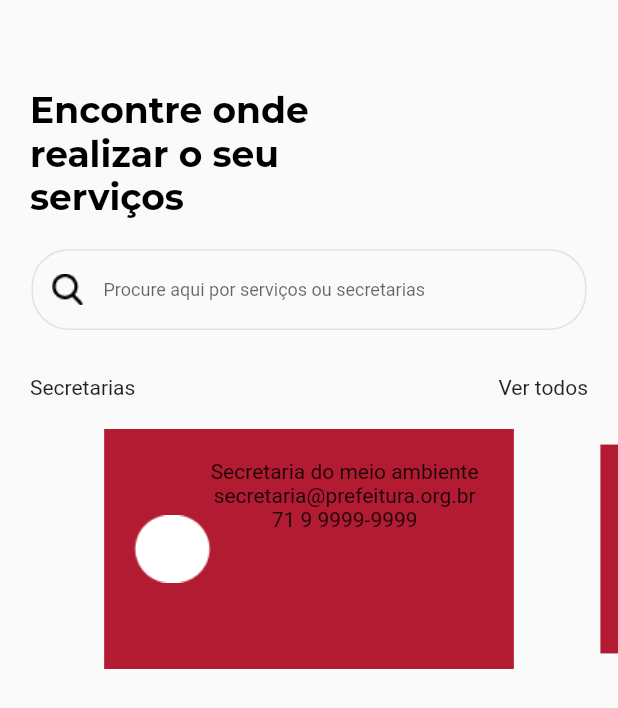
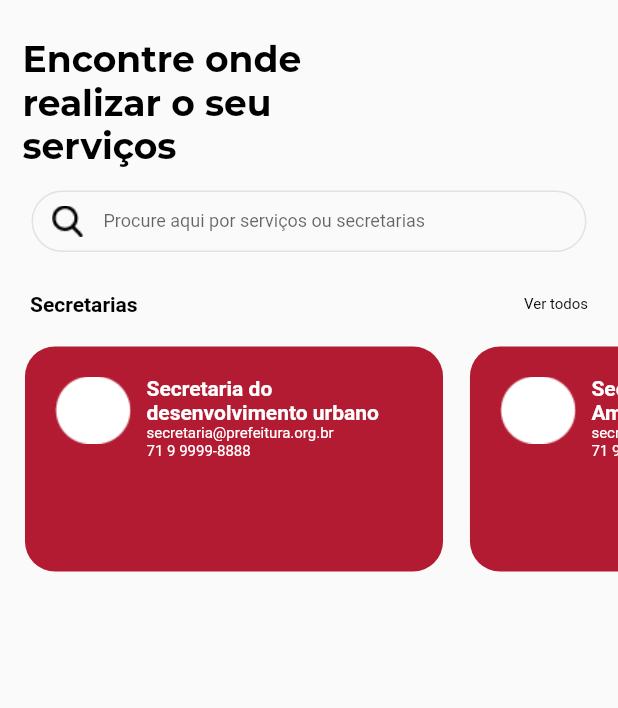
Before and after one commit to Wasgton/lauro_util, a Flutter app: the screen it shows after launch, on a phone screen of 412 x 824 dp. Shown: the top 708 px of the screen. Run offline on Flutter 3.47's test engine with Material 2 defaults, Android fonts, the light colour scheme and no system bars; drawn by our look-alikes of carousel_slider; our stand-ins replace google_fonts.

Commit message:
Fixing layout and adding carousel

```diff
--- /dev/null
+++ b/lib/assets/styles/custom_styles.dart
@@ -0,0 +1,11 @@
+import 'package:flutter/material.dart';
+import 'package:lauro_util/core/core.dart';
+
+class CustomStyles{
+
+  static BoxDecoration BoxStyle = BoxDecoration(
+    borderRadius: BorderRadius.all(Radius.circular(20)),
+    color: AppColors.boxRed,
+  );
+
+}
--- a/lib/assets/styles/custom_text_styles.dart
+++ b/lib/assets/styles/custom_text_styles.dart
@@ -9,19 +9,32 @@ class CustomTextStyles{
     fontSize: 24,
     fontWeight: FontWeight.bold,
   );
+  static TextStyle titleH1White = GoogleFonts.roboto(
+    color: AppColors.white,
+    fontSize: 14,
+    fontWeight: FontWeight.bold,
+  );
+  static TextStyle basicTextWhite = GoogleFonts.roboto(
+    color: AppColors.white,
+    fontSize: 10,
+    fontWeight: FontWeight.normal,
+  );
+  static TextStyle basicTextblack = GoogleFonts.roboto(
+    color: AppColors.black,
+    fontSize: 10,
+    fontWeight: FontWeight.normal,
+  );
 
   static TextStyle titleMontSerratH1 = GoogleFonts.montserrat(
     color: AppColors.black,
     fontSize: 24,
     fontWeight: FontWeight.bold,
   );
-
   static TextStyle titleH2 = GoogleFonts.roboto(
     color: AppColors.black,
     fontSize: 14,
     fontWeight: FontWeight.bold,
   );
-
   static TextStyle textFieldLabel = GoogleFonts.roboto(
     color: AppColors.black,
     fontSize: 12,
--- a/lib/core/core.dart
+++ b/lib/core/core.dart
@@ -1,2 +1,3 @@
 export '../assets/styles/app_colors.dart';
 export '../assets/styles/custom_text_styles.dart';
+export '../assets/styles/custom_styles.dart';
--- /dev/null
+++ b/lib/models/secretaries.dart
@@ -0,0 +1,11 @@
+import 'package:flutter/material.dart';
+
+class Secretaries{
+
+  final String? name;
+  final String? email;
+  final String? phone;
+
+  const Secretaries({Key? key, this.name, this.email, this.phone});
+
+}
--- a/lib/pages/home/widgets/appbar_widget.dart
+++ b/lib/pages/home/widgets/appbar_widget.dart
@@ -4,13 +4,13 @@ import 'package:lauro_util/core/core.dart';
 class AppBarWidget extends PreferredSize {
 
   AppBarWidget():super(
-    preferredSize: Size.fromHeight(250),
+    preferredSize: Size.fromHeight(195),
     child: Column(
       crossAxisAlignment: CrossAxisAlignment.start,
       children: [
         Container(
-            padding: EdgeInsets.all(20),
-            margin: EdgeInsets.only(top: 39),
+            padding: EdgeInsets.all(15),
+            margin: EdgeInsets.only(top: 10),
             width: 250,
             child: Text(
               'Encontre onde realizar o seu serviços ',
@@ -23,6 +23,7 @@ class AppBarWidget extends PreferredSize {
             Container(
               padding: EdgeInsets.symmetric(horizontal: 20),
               width: 410,
+              height: 41,
               child: TextField(
                 decoration: InputDecoration(
                   labelText: 'Procure aqui por serviços ou secretarias',
--- a/lib/pages/home/widgets/spotlight/card_widget.dart
+++ b/lib/pages/home/widgets/spotlight/card_widget.dart
@@ -2,7 +2,12 @@ import 'package:flutter/material.dart';
 import 'package:lauro_util/core/core.dart';
 
 class CardWidget extends StatefulWidget {
-  const CardWidget({Key? key}) : super(key: key);
+
+  final String? name;
+  final String? email;
+  final String? phone;
+
+  const CardWidget({Key? key,this.name, this.email, this.phone}) : super(key: key);
 
   @override
   _CardWidgetState createState() => _CardWidgetState();
@@ -12,20 +17,27 @@ class _CardWidgetState extends State<CardWidget> {
   @override
   Widget build(BuildContext context) {
     return Container(
-      margin: EdgeInsets.all(20),
+      transform: Matrix4.translationValues(-50.0, 0.0, 0.0),
+      decoration: CustomStyles.BoxStyle,
+      margin: EdgeInsets.only(top:20, bottom: 20),
       padding: EdgeInsets.all(20),
-      width: 278,
-      height: 158,
-      color: AppColors.boxRed,
+      width: 278.69,
       child: Row(
         children: [
-          Image.asset('lib/assets/icons/null_circle.png'),
-          Column(
-            children: [
-              Text('Secretaria do meio ambiente'),
-              Text('secretaria@prefeitura.org.br'),
-              Text('71 9 9999-9999'),
-            ],
+          Container(
+              margin:EdgeInsets.only(right: 10),
+              alignment: Alignment.topLeft,
+              child: Image.asset('lib/assets/icons/null_circle.png')
+          ),
+          Flexible(
+            child: Column(
+              crossAxisAlignment: CrossAxisAlignment.start,
+              children: [
+                Text(this.widget.name!, style: CustomTextStyles.titleH1White,),
+                Text(this.widget.email!,style: CustomTextStyles.basicTextWhite,),
+                Text(this.widget.phone!,style: CustomTextStyles.basicTextWhite),
+              ],
+            ),
           ),
         ],
       ),
--- a/lib/pages/home/widgets/spotlight/spotlight_widget.dart
+++ b/lib/pages/home/widgets/spotlight/spotlight_widget.dart
@@ -1,6 +1,8 @@
 import 'package:flutter/material.dart';
+import 'package:lauro_util/assets/styles/custom_text_styles.dart';
 import 'package:lauro_util/pages/home/widgets/spotlight/card_widget.dart';
 import 'package:carousel_slider/carousel_slider.dart';
+import 'package:lauro_util/models/secretaries.dart';
 
 class SpotlightWidget extends StatefulWidget {
   const SpotlightWidget({Key? key}) : super(key: key);
@@ -10,6 +12,14 @@ class SpotlightWidget extends StatefulWidget {
 }
 
 class _SpotlightWidgetState extends State<SpotlightWidget> {
+
+  List<Secretaries> secretaryList =  const <Secretaries>[
+    const Secretaries(name: 'Secretaria do desenvolvimento urbano', email: 'secretaria@prefeitura.org.br', phone: '71 9 9999-8888'),
+    const Secretaries(name: 'Secretaria do Meio Ambiente', email: 'secretaria@prefeitura.org.br', phone: '71 9 9999-8888'),
+    const Secretaries(name: 'Secretaria do Saneamento Basico', email: 'secretaria@prefeitura.org.br', phone: '71 9 9999-8888'),
+    const Secretaries(name: 'Secretaria de Gestão', email: 'secretaria@prefeitura.org.br', phone: '71 9 9999-8888'),
+  ];
+
   @override
   Widget build(BuildContext context) {
     return Column(
@@ -19,9 +29,9 @@ class _SpotlightWidgetState extends State<SpotlightWidget> {
           child: Row(
             mainAxisAlignment: MainAxisAlignment.spaceBetween,
             children: [
-              Text('Secretarias'),
+              Text('Secretarias',style: CustomTextStyles.titleH2,),
               GestureDetector(
-                child: Text('Ver todos'),
+                child: Text('Ver todos',style: CustomTextStyles.basicTextblack,),
                 onTap: ()=>{},
               )
             ],
@@ -29,29 +39,20 @@ class _SpotlightWidgetState extends State<SpotlightWidget> {
         ),
         CarouselSlider(
           options: CarouselOptions(
-            height: 200,
-            initialPage: 0,
-            enableInfiniteScroll: false,
-            enlargeCenterPage: true,
-            viewportFraction: 0.76,
-            aspectRatio: 16/9,
             reverse: false,
             autoPlay: false,
+            enableInfiniteScroll: false,
+            height: 190,
+            initialPage: 0,
+            viewportFraction: 0.72,
           ),
-          items: [
-            GestureDetector(
-              onTap: ()=>{},
-              child: CardWidget(),
-            ),
-            GestureDetector(
-              onTap: ()=>{},
-              child: CardWidget(),
-            ),
-            GestureDetector(
-              onTap: ()=>{},
-              child: CardWidget(),
-            ),
-          ].toList()
+          items: secretaryList
+              .map((secretary) =>
+                  GestureDetector(
+                      onTap: ()=>{},
+                      child: CardWidget(name: secretary.name,email: secretary.email, phone: secretary.phone ),
+                    ),
+              ).toList()
         ),
       ],
     );
```
